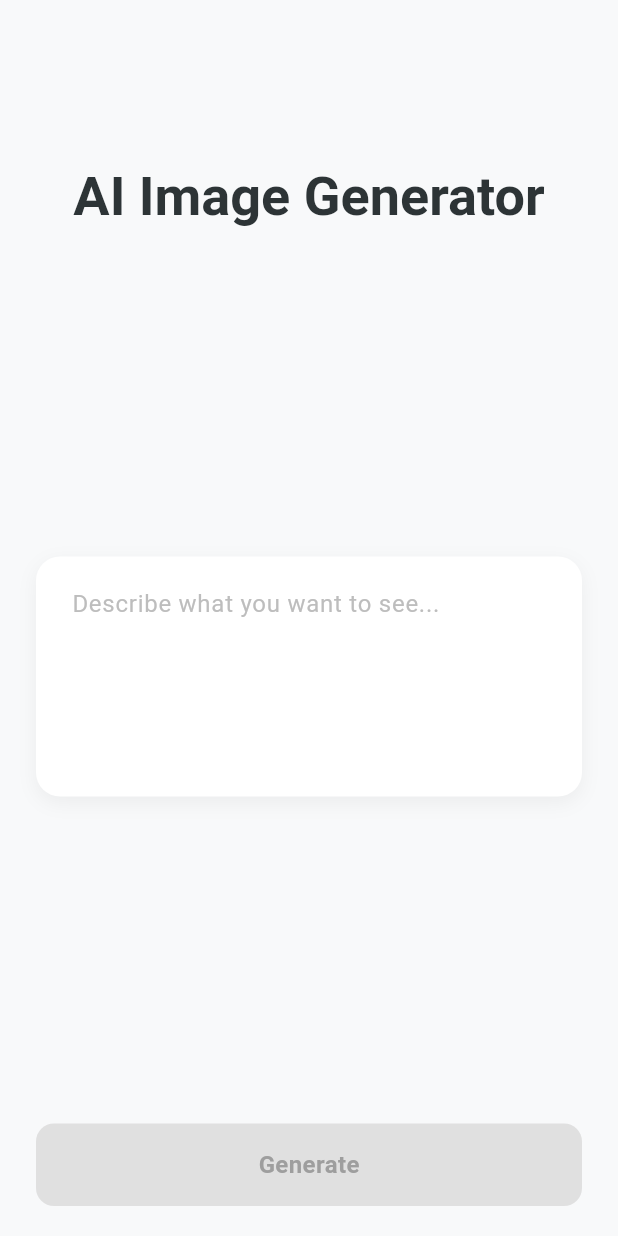
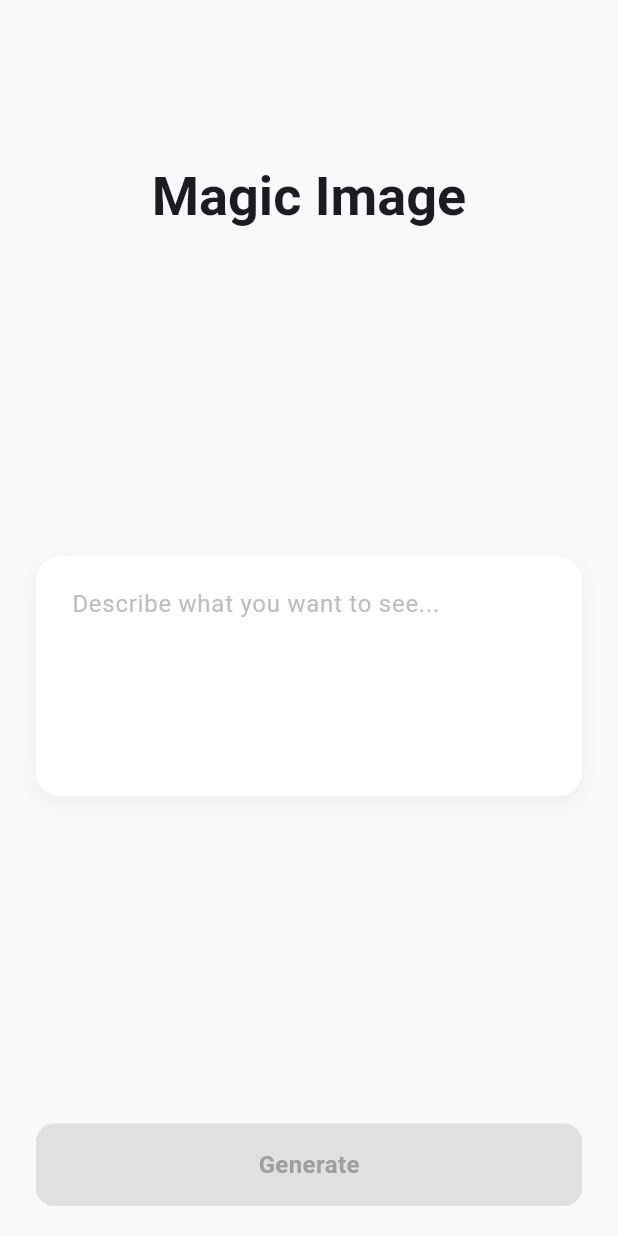
Before and after one commit to sncFlight/image_generator_app, a Flutter app: the screen it shows after launch, on a phone screen of 412 x 824 dp. Run offline on Flutter 3.47's test engine with Material 3 defaults, Android fonts, the phone set to English and light mode, and no system bars; our stand-ins replace equatable, flutter_bloc, go_router; Roboto replaces fonts that are missing (SF Pro Display).

```diff
--- a/lib/main.dart
+++ b/lib/main.dart
@@ -57,7 +57,6 @@ class _MyAppState extends State<MyApp> {
     return BlocProvider.value(
       value: _imageGenerationBloc,
       child: MaterialApp.router(
-        title: 'AI Image Generator',
         debugShowCheckedModeBanner: false,
         theme: ThemeData(
           useMaterial3: true,
@@ -66,7 +65,6 @@ class _MyAppState extends State<MyApp> {
             brightness: Brightness.light,
           ),
           scaffoldBackgroundColor: const Color(0xFFF8F9FA),
-          fontFamily: 'SF Pro Display',
         ),
         routerConfig: _router,
       ),
--- a/lib/screens/prompt_screen.dart
+++ b/lib/screens/prompt_screen.dart
@@ -54,8 +54,8 @@ class _PromptScreenState extends State<PromptScreen> {
   void _onGenerate() {
     if (_controller.text.trim().isNotEmpty) {
       context.read<ImageGenerationBloc>().add(
-        GenerateImageEvent(_controller.text.trim()),
-      );
+            GenerateImageEvent(_controller.text.trim()),
+          );
       context.push('/result');
     }
   }
@@ -72,11 +72,10 @@ class _PromptScreenState extends State<PromptScreen> {
 
               // Header
               Text(
-                'AI Image Generator',
+                'Magic Image',
                 style: Theme.of(context).textTheme.displaySmall?.copyWith(
-                  fontWeight: FontWeight.bold,
-                  color: const Color(0xFF2D3436),
-                ),
+                      fontWeight: FontWeight.bold,
+                    ),
                 textAlign: TextAlign.center,
               ),
 
@@ -89,19 +88,17 @@ class _PromptScreenState extends State<PromptScreen> {
                   borderRadius: BorderRadius.circular(16),
                   boxShadow: [
                     BoxShadow(
-                      color: Colors.black.withOpacity(0.05),
+                      color: Colors.black.withValues(alpha: 0.05),
                       blurRadius: 10,
                       offset: const Offset(0, 4),
                     ),
                   ],
                 ),
-
                 child: TextField(
                   controller: _controller,
                   maxLines: 5,
                   style: const TextStyle(
                     fontSize: 16,
-                    color: Color(0xFF2D3436),
                   ),
                   decoration: InputDecoration(
                     hintText: 'Describe what you want to see...',
--- a/lib/widgets/gradient_button.dart
+++ b/lib/widgets/gradient_button.dart
@@ -28,7 +28,7 @@ class GradientButton extends StatelessWidget {
         boxShadow: isEnabled
             ? [
                 BoxShadow(
-                  color: const Color(0xFF6C5CE7).withOpacity(0.3),
+                  color: const Color(0xFF6C5CE7).withValues(alpha: 0.3),
                   blurRadius: 12,
                   offset: const Offset(0, 6),
                 ),
```
Also changed, not shown: lib/screens/result_screen.dart (+3 -5 lines), lib/widgets/error_view.dart (+6 -7 lines), pubspec.yaml (+8 -0 lines), 32 other files.
